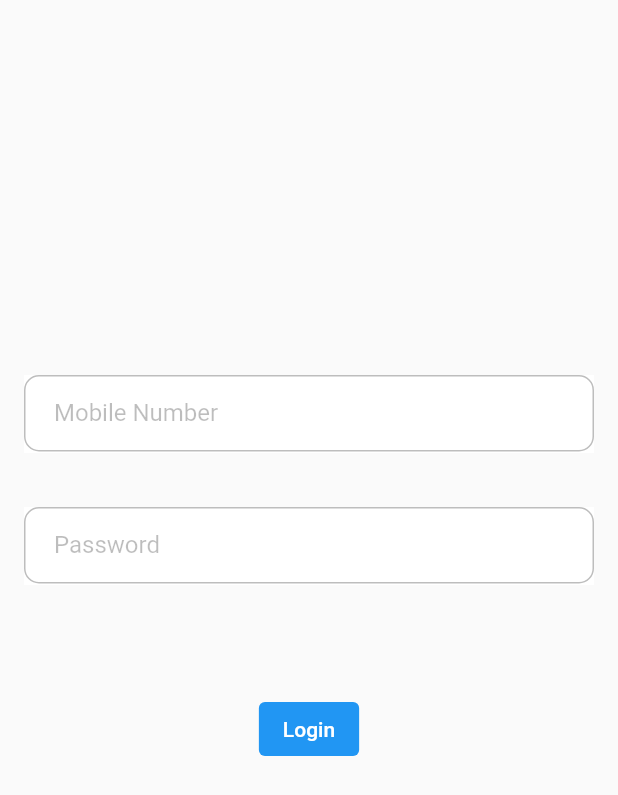
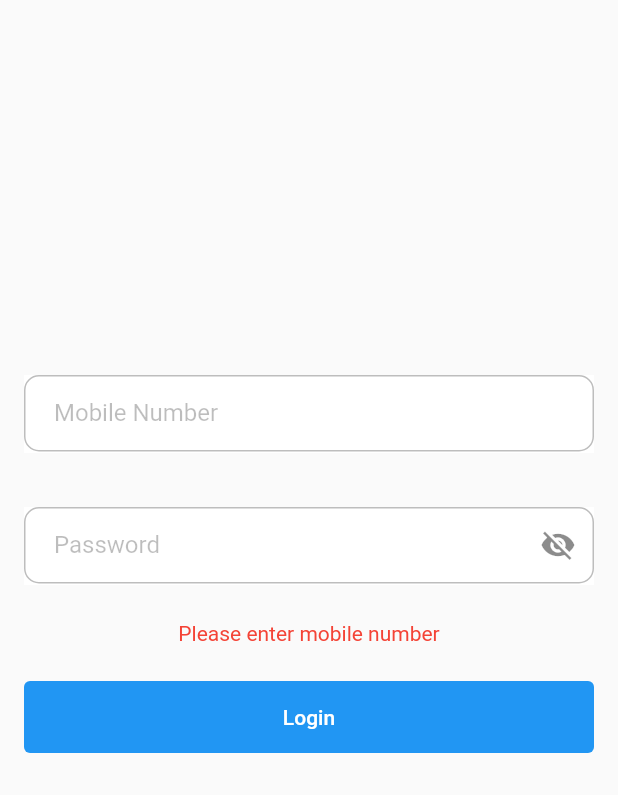
Before and after one commit to rahulv881/bluestacks-infinite-scrolling-flutter-app-assignment, a Flutter app: the screen it shows after launch, after a tap on "Login", on a phone screen of 412 x 824 dp. Shown: the top 795 px of the screen. Run offline on Flutter 3.47's test engine with Material 2 defaults, Android fonts, the phone set to English and light mode, and no system bars; our stand-ins replace bloc, flutter_bloc.

Commit message:
1. Moved login file into folder and 2.Created login bloc,events,states

```diff
--- a/lib/main.dart
+++ b/lib/main.dart
@@ -1,5 +1,5 @@
 import 'package:flutter/material.dart';
-import 'package:flutter_assignment/ui/login_page_ui.dart';
+import 'package:flutter_assignment/ui/login/login_page_ui.dart';
 
 void main() {
   runApp(const MyApp());
--- /dev/null
+++ b/lib/ui/login/bloc/login_page_ui_bloc.dart
@@ -0,0 +1,70 @@
+import 'package:bloc/bloc.dart';
+import 'package:flutter_assignment/model/Response.dart';
+import 'package:flutter_assignment/model/user_info_mock_data.dart';
+import 'package:meta/meta.dart';
+
+import 'package:flutter_assignment/ui/login/login_repo.dart';
+
+part 'login_page_ui_event.dart';
+part 'login_page_ui_state.dart';
+
+class LoginPageUiBloc extends Bloc<LoginPageUiEvent, LoginPageUiState> {
+  final LoginRepo _repo = LoginRepo();
+  LoginPageUiBloc() : super(LoginPageUiInitial()) {
+    on<ChangeMobileNumberEvent>((event, emit) {
+      try {
+        emit(ChangingMobileNumberState());
+        String username = event.username;
+        emit(MobileNumberChangedState(username: username));
+      } catch (e) {
+        emit(LoginPageErrorState(errMsg: e.toString()));
+      }
+    });
+    on<ChangePasswordEvent>((event, emit) async {
+      try {
+        emit(ChangingPasswordState());
+        String password = event.password;
+        emit(PasswordChangedState(password: password));
+      } catch (e) {
+        emit(LoginPageErrorState(errMsg: e.toString()));
+      }
+    });
+    on<LoginUserEvent>((event, emit) async {
+      try {
+        String username = event.username;
+        String password = event.password;
+        int usernameLength = username.length;
+        int passwordLength = password.length;
+
+        if (usernameLength == 0) {
+          emit(LoginPageErrorState(errMsg: "Please enter mobile number"));
+        } else if (passwordLength == 0) {
+          emit(LoginPageErrorState(errMsg: "Please enter password"));
+        } else if (usernameLength != 10) {
+          emit(LoginPageErrorState(
+              errMsg: "Mobile number should be 10 digits long"));
+        } else if (passwordLength < 3) {
+          emit(LoginPageErrorState(
+              errMsg: "Password should be aleast 3 characters long"));
+        } else if (passwordLength > 11) {
+          emit(LoginPageErrorState(
+              errMsg: "Password should be at max 11 characters long"));
+        } else {
+          emit(AuthenticatingUserCredentialsState(
+              username: username, password: password));
+          CustomResponseWrapper<String, UserInfoMockData> response = await _repo
+              .authenticateUser(username: username, password: password);
+          String errMsg = response.errMsg;
+          UserInfoMockData? userInfo = response.res;
+          if (errMsg.isNotEmpty) {
+            emit(LoginPageErrorState(errMsg: errMsg));
+          } else {
+            emit(UserAuthenticatedSuccefullyState(userInfo: userInfo));
+          }
+        }
+      } catch (e) {
+        emit(LoginPageErrorState(errMsg: e.toString()));
+      }
+    });
+  }
+}
--- /dev/null
+++ b/lib/ui/login/bloc/login_page_ui_event.dart
@@ -0,0 +1,29 @@
+part of 'login_page_ui_bloc.dart';
+
+@immutable
+abstract class LoginPageUiEvent {}
+
+class ChangeMobileNumberEvent extends LoginPageUiEvent {
+  String username;
+  ChangeMobileNumberEvent({required this.username});
+
+  @override
+  List<Object> get props => [username];
+}
+
+class ChangePasswordEvent extends LoginPageUiEvent {
+  String password;
+  ChangePasswordEvent({required this.password});
+
+  @override
+  List<Object> get props => [password];
+}
+
+class LoginUserEvent extends LoginPageUiEvent {
+  String username;
+  String password;
+  LoginUserEvent({required this.username, required this.password});
+
+  @override
+  List<Object> get props => [username, password];
+}
--- /dev/null
+++ b/lib/ui/login/bloc/login_page_ui_state.dart
@@ -0,0 +1,52 @@
+part of 'login_page_ui_bloc.dart';
+
+@immutable
+abstract class LoginPageUiState {}
+
+class LoginPageUiInitial extends LoginPageUiState {}
+
+class ChangingMobileNumberState extends LoginPageUiState {}
+
+class MobileNumberChangedState extends LoginPageUiState {
+  String username;
+  MobileNumberChangedState({this.username = ""});
+
+  @override
+  List<Object> get props => [username];
+}
+
+class LoginPageErrorState extends LoginPageUiState {
+  String errMsg;
+  LoginPageErrorState({this.errMsg = ""});
+
+  @override
+  List<Object> get props => [errMsg];
+}
+
+class ChangingPasswordState extends LoginPageUiState {}
+
+class PasswordChangedState extends LoginPageUiState {
+  String password;
+  PasswordChangedState({required this.password});
+
+  @override
+  List<Object> get props => [password];
+}
+
+class AuthenticatingUserCredentialsState extends LoginPageUiState {
+  String username;
+  String password;
+  AuthenticatingUserCredentialsState(
+      {required this.username, required this.password});
+
+  @override
+  List<Object> get props => [username, password];
+}
+
+class UserAuthenticatedSuccefullyState extends LoginPageUiState {
+  UserInfoMockData? userInfo;
+  UserAuthenticatedSuccefullyState({required this.userInfo});
+
+  @override
+  List<Object> get props => userInfo == null ? [] : [userInfo!];
+}
--- /dev/null
+++ b/lib/ui/login/login_page_ui.dart
@@ -0,0 +1,196 @@
+import 'package:flutter/material.dart';
+import 'package:flutter/services.dart';
+import 'package:flutter_assignment/ui/login/bloc/login_page_ui_bloc.dart';
+import 'package:flutter_assignment/widgets/custom_text_field.dart';
+import 'package:flutter_bloc/flutter_bloc.dart';
+
+class LoginPage extends StatefulWidget {
+  LoginPage({Key? key}) : super(key: key);
+
+  @override
+  State<LoginPage> createState() => _LoginPageState();
+}
+
+class _LoginPageState extends State<LoginPage> {
+  String errMsg = "";
+  String password = "";
+  String username = "";
+  bool hidePassword = true;
+  bool isAuthenticating = false;
+  late LoginPageUiBloc _loginPageUiBloc;
+
+  @override
+  void initState() {
+    super.initState();
+    _loginPageUiBloc = LoginPageUiBloc();
+  }
+
+  @override
+  Widget build(BuildContext context) {
+    final theme = Theme.of(context);
+    return BlocProvider(
+      create: (context) => _loginPageUiBloc,
+      child: Scaffold(
+        appBar: AppBar(
+          backgroundColor: Colors.transparent,
+          elevation: 0.0,
+        ),
+        body: GestureDetector(
+          behavior: HitTestBehavior.opaque,
+          onTap: () {
+            // * Remove focus and close keyboard for ios devices.
+            FocusScope.of(context).requestFocus(FocusNode());
+          },
+          child: Center(
+            child: SizedBox(
+              height: MediaQuery.of(context).size.width,
+              child: Padding(
+                padding: const EdgeInsets.all(16.0),
+                child: Column(
+                  children: [
+                    BlocConsumer<LoginPageUiBloc, LoginPageUiState>(
+                      listener: (context, state) {
+                        if (state is MobileNumberChangedState) {
+                          username = state.username;
+                        }
+                        if (state is LoginPageErrorState) {
+                          errMsg = state.errMsg;
+                        }
+                      },
+                      builder: (context, state) {
+                        //
+                        return CustomTextField(
+                          hintText: "Mobile Number",
+                          inputFormatter: [
+                            FilteringTextInputFormatter.allow(RegExp("[0-9]*")),
+                          ],
+                          onEditingComplete: () => removeFocus(),
+                          onChanged: (value) => {
+                            _loginPageUiBloc
+                                .add(ChangeMobileNumberEvent(username: value))
+                          },
+                        );
+                      },
+                    ),
+                    const SizedBox(height: 36.0),
+                    BlocConsumer<LoginPageUiBloc, LoginPageUiState>(
+                      listener: (context, state) {
+                        if (state is PasswordChangedState) {
+                          password = state.password;
+                        }
+                        if (state is LoginPageErrorState) {
+                          errMsg = state.errMsg;
+                        }
+                      },
+                      builder: (context, state) {
+                        return CustomTextField(
+                          hintText: "Password",
+                          obscureText: hidePassword,
+                          suffixIcon: hidePassword
+                              ? IconButton(
+                                  icon: const Icon(Icons.visibility_off),
+                                  splashRadius: 24.0,
+                                  onPressed: () {
+                                    setState(() {
+                                      hidePassword = false;
+                                    });
+                                  })
+                              : IconButton(
+                                  icon: const Icon(Icons.visibility),
+                                  splashRadius: 24.0,
+                                  onPressed: () {
+                                    setState(() {
+                                      hidePassword = true;
+                                    });
+                                  },
+                                ),
+                          onEditingComplete: () => removeFocus(),
+                          onChanged: (value) => {
+                            _loginPageUiBloc
+                                .add(ChangePasswordEvent(password: value))
+                          },
+                        );
+                      },
+                    ),
+                    const SizedBox(height: 24.0),
+                    BlocConsumer<LoginPageUiBloc, LoginPageUiState>(
+                      listener: (context, state) {
+                        if (state is LoginPageErrorState) {
+                          errMsg = state.errMsg;
+                        }
+                        if (state is UserAuthenticatedSuccefullyState) {
+                          errMsg = "";
+                        }
+                      },
+                      builder: (context, state) {
+                        if (errMsg.isNotEmpty) {
+                          return Text(
+                            errMsg,
+                            maxLines: 2,
+                            style: const TextStyle(color: Colors.red),
+                          );
+                        }
+                        return Container(
+                          height: 32.0,
+                        );
+                      },
+                    ),
+                    const SizedBox(height: 24.0),
+                    BlocConsumer<LoginPageUiBloc, LoginPageUiState>(
+                      listener: (context, state) {
+                        if (state is AuthenticatingUserCredentialsState) {
+                          isAuthenticating = true;
+                        }
+                        if (state is UserAuthenticatedSuccefullyState) {
+                          isAuthenticating = false;
+                        }
+                        if (state is LoginPageErrorState) {
+                          errMsg = state.errMsg;
+                          isAuthenticating = false;
+                        }
+                      },
+                      builder: (context, state) {
+                        return SizedBox(
+                          height: 48.0,
+                          width: MediaQuery.of(context).size.width,
+                          child: isAuthenticating
+                              ? SizedBox(
+                                  height: 48.0,
+                                  width: 48.0,
+                                  child: CircularProgressIndicator(
+                                    color: theme.primaryColor,
+                                  ),
+                                )
+                              : Expanded(
+                                  child: ElevatedButton(
+                                    onPressed: () {
+                                      _loginPageUiBloc.add(
+                                        LoginUserEvent(
+                                          username: username,
+                                          password: password,
+                                        ),
+                                      );
+                                    },
+                                    child: const Text("Login"),
+                                    style: ElevatedButton.styleFrom(
+                                      elevation: 0,
+                                    ),
+                                  ),
+                                ),
+                        );
+                      },
+                    ),
+                  ],
+                ),
+              ),
+            ),
+          ),
+        ),
+      ),
+    );
+  }
+
+  removeFocus() {
+    FocusScope.of(context).nextFocus();
+  }
+}
--- /dev/null
+++ b/lib/ui/login/login_repo.dart
@@ -0,0 +1,43 @@
+import 'package:flutter_assignment/model/Response.dart';
+import 'package:flutter_assignment/model/user_info_mock_data.dart';
+
+class LoginRepo {
+  Future<CustomResponseWrapper<String, UserInfoMockData>> authenticateUser(
+      {required String username, required String password}) async {
+    // * Mocking auth api call.
+    await Future.delayed(Duration(seconds: 1));
+    final users = [
+      UserInfoMockData(
+          name: "Simon Baker",
+          userId: "1",
+          profileImgUrl: "",
+          password: "password123",
+          mobileNumber: "9898989898"),
+      UserInfoMockData(
+          name: "Simon Baker2",
+          userId: "2",
+          profileImgUrl: "",
+          password: "password123",
+          mobileNumber: "9876543210"),
+    ];
+
+    final isValidUser =
+        users.any((user) => user.mobileNumber.compareTo(username) == 0);
+    if (!isValidUser) {
+      return CustomResponseWrapper<String, UserInfoMockData>(
+          errMsg: "No such user found", res: null);
+    }
+    final usersInfo = users
+        .where((user) =>
+            user.mobileNumber.compareTo(username) == 0 &&
+            user.password.compareTo(password) == 0)
+        .toList();
+    if (usersInfo.length != 1) {
+      return CustomResponseWrapper<String, UserInfoMockData>(
+          errMsg: 'Please enter valid credentials.', res: null);
+    }
+
+    return CustomResponseWrapper<String, UserInfoMockData>(
+        errMsg: "", res: usersInfo.first);
+  }
+}
--- a/lib/ui/login_page_ui.dart
+++ /dev/null
@@ -1,62 +0,0 @@
-import 'package:flutter/material.dart';
-import 'package:flutter_assignment/widgets/custom_text_field.dart';
-
-class LoginPage extends StatefulWidget {
-  LoginPage({Key? key}) : super(key: key);
-
-  @override
-  State<LoginPage> createState() => _LoginPageState();
-}
-
-class _LoginPageState extends State<LoginPage> {
-  @override
-  Widget build(BuildContext context) {
-    return Scaffold(
-      appBar: AppBar(
-        backgroundColor: Colors.transparent,
-        elevation: 0.0,
-      ),
-      body: GestureDetector(
-        behavior: HitTestBehavior.opaque,
-        onTap: () {
-          // * Remove focus and close keyboard for ios devices.
-          FocusScope.of(context).requestFocus(FocusNode());
-        },
-        child: Center(
-          child: SizedBox(
-            height: MediaQuery.of(context).size.width,
-            child: Padding(
-              padding: const EdgeInsets.all(16.0),
-              child: Column(
-                children: [
-                  CustomTextField(
-                    hintText: "Mobile Number",
-                    onEditingComplete: () => removeFocus(),
-                    onChanged: (value) => {},
-                  ),
-                  const SizedBox(height: 36.0),
-                  CustomTextField(
-                    hintText: "Password",
-                    onEditingComplete: () => removeFocus(),
-                  ),
-                  const SizedBox(height: 72.0),
-                  ElevatedButton(
-                    onPressed: () {},
-                    child: const Text("Login"),
-                    style: ElevatedButton.styleFrom(
-                      elevation: 0,
-                    ),
-                  ),
-                ],
-              ),
-            ),
-          ),
-        ),
-      ),
-    );
-  }
-
-  removeFocus() {
-    FocusScope.of(context).nextFocus();
-  }
-}
--- a/lib/widgets/custom_text_field.dart
+++ b/lib/widgets/custom_text_field.dart
@@ -64,14 +64,22 @@ class CustomTextField extends StatelessWidget {
           ),
           labelText: hintText,
         ),
-        onEditingComplete: () => onEditingComplete!(),
+        onEditingComplete: () {
+          if (onEditingComplete != null) {
+            onEditingComplete!();
+          }
+        },
         onChanged: onChanged,
         autofocus: autoFocus,
         readOnly: readOnly || !enable,
         textCapitalization: textCapitalization,
         keyboardType: keyboardType,
         textInputAction: textInputAction,
-        onTap: () => onTap!(),
+        onTap: () {
+          if (onTap != null) {
+            onTap!();
+          }
+        },
         inputFormatters: inputFormatter,
         obscureText: obscureText,
       ),
```
